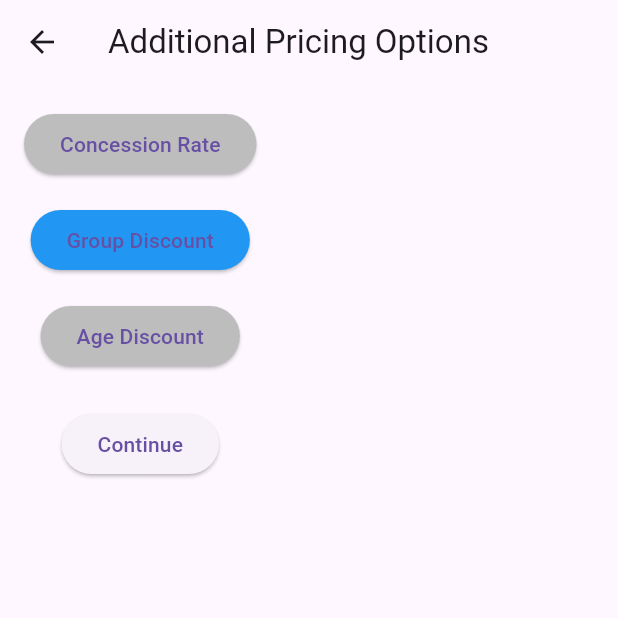
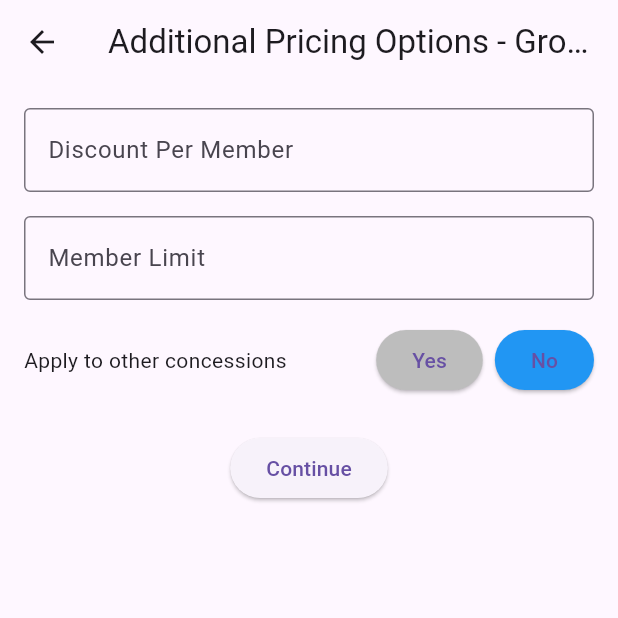
Before and after one commit to isaaciguess/Capstone-Frontend, a Flutter app: the AdditionalPricingOptionsPage screen opened directly with empty values, after a tap on "Group Discount", on a phone screen of 412 x 824 dp, the top half of it. Run offline on Flutter 3.47's test engine with Material 3 defaults, Android fonts, the phone set to English and light mode, and no system bars.

Commit message:
group_discount

```diff
--- a/lib/additional_pricing_information.dart
+++ b/lib/additional_pricing_information.dart
@@ -1,5 +1,7 @@
+import 'package:first_app/group_discount.dart';
 import 'package:flutter/material.dart';
 import 'edit_bank_information_page.dart';
+import 'group_discount_page.dart';
 
 class AdditionalPricingOptionsPage extends StatefulWidget {
   final String eventName;
@@ -32,6 +34,11 @@ class _AdditionalPricingOptionsPageState
   bool _groupDiscount = false;
   bool _ageDiscount = false;
 
+  // Store group discount details (entered on the GroupDiscountPage).
+  double? _discountPerMember;
+  int? _memberLimit;
+  bool _applyToOtherConcessions = false;
+
   @override
   Widget build(BuildContext context) {
     return Scaffold(
@@ -57,9 +64,7 @@ class _AdditionalPricingOptionsPageState
 
             // Group Discount
             ElevatedButton(
-              onPressed: () {
-                setState(() => _groupDiscount = !_groupDiscount);
-              },
+              onPressed: _onGroupDiscountPressed,
               style: ElevatedButton.styleFrom(
                 backgroundColor:
                     _groupDiscount ? Colors.blue : Colors.grey.shade400,
@@ -74,8 +79,7 @@ class _AdditionalPricingOptionsPageState
                 setState(() => _ageDiscount = !_ageDiscount);
               },
               style: ElevatedButton.styleFrom(
-                backgroundColor:
-                    _ageDiscount ? Colors.blue : Colors.grey.shade400,
+                backgroundColor: _ageDiscount ? Colors.blue : Colors.grey.shade400,
               ),
               child: const Text('Age Discount'),
             ),
@@ -92,8 +96,35 @@ class _AdditionalPricingOptionsPageState
     );
   }
 
+  /// When "Group Discount" is pressed, navigate to the GroupDiscountPage.
+  /// After user fills out details and taps Continue, we pop back with data.
+  Future<void> _onGroupDiscountPressed() async {
+    // Mark groupDiscount as selected
+    setState(() => _groupDiscount = true);
+
+    final result = await Navigator.push(
+      context,
+      MaterialPageRoute(
+        builder: (context) => GroupDiscountPage(
+          initialDiscountPerMember: _discountPerMember,
+          initialMemberLimit: _memberLimit,
+          initialApplyToOtherConcessions: _applyToOtherConcessions,
+        ),
+      ),
+    );
+
+    if (result != null && result is Map<String, dynamic>) {
+      setState(() {
+        // Update local variables with data from GroupDiscountPage
+        _discountPerMember = result['discountPerMember'] as double;
+        _memberLimit = result['memberLimit'] as int;
+        _applyToOtherConcessions = result['applyToOtherConcessions'] as bool;
+      });
+    }
+  }
+
   void _onContinue() {
-    // Navigate to the EditBankInformationPage
+    // Navigate to the EditBankInformationPage, passing along all data.
     Navigator.push(
       context,
       MaterialPageRoute(
@@ -108,6 +139,11 @@ class _AdditionalPricingOptionsPageState
           concessionRate: _concessionRate,
           groupDiscount: _groupDiscount,
           ageDiscount: _ageDiscount,
+
+          // Pass the group discount details if user selected them
+          discountPerMember: _discountPerMember,
+          memberLimit: _memberLimit,
+          applyToOtherConcessions: _applyToOtherConcessions,
         ),
       ),
     );
--- /dev/null
+++ b/lib/group_discount.dart
@@ -0,0 +1,130 @@
+import 'package:flutter/material.dart';
+
+class GroupDiscountPage extends StatefulWidget {
+  final double? initialDiscountPerMember;
+  final int? initialMemberLimit;
+  final bool initialApplyToOtherConcessions;
+
+  const GroupDiscountPage({
+    Key? key,
+    this.initialDiscountPerMember,
+    this.initialMemberLimit,
+    this.initialApplyToOtherConcessions = false,
+  }) : super(key: key);
+
+  @override
+  State<GroupDiscountPage> createState() => _GroupDiscountPageState();
+}
+
+class _GroupDiscountPageState extends State<GroupDiscountPage> {
+  final TextEditingController _discountController = TextEditingController();
+  final TextEditingController _memberLimitController = TextEditingController();
+  bool _applyToOtherConcessions = false;
+
+  @override
+  void initState() {
+    super.initState();
+    // Pre-fill fields if we have initial values
+    if (widget.initialDiscountPerMember != null) {
+      _discountController.text = widget.initialDiscountPerMember.toString();
+    }
+    if (widget.initialMemberLimit != null) {
+      _memberLimitController.text = widget.initialMemberLimit.toString();
+    }
+    _applyToOtherConcessions = widget.initialApplyToOtherConcessions;
+  }
+
+  @override
+  Widget build(BuildContext context) {
+    return Scaffold(
+      appBar: AppBar(
+        title: const Text('Additional Pricing Options - Group'),
+      ),
+      body: Padding(
+        padding: const EdgeInsets.all(16.0),
+        child: Column(
+          children: [
+            // Discount Per Member
+            TextField(
+              controller: _discountController,
+              keyboardType: TextInputType.number,
+              decoration: const InputDecoration(
+                labelText: 'Discount Per Member',
+                border: OutlineInputBorder(),
+              ),
+            ),
+            const SizedBox(height: 16),
+
+            // Member Limit
+            TextField(
+              controller: _memberLimitController,
+              keyboardType: TextInputType.number,
+              decoration: const InputDecoration(
+                labelText: 'Member Limit',
+                border: OutlineInputBorder(),
+              ),
+            ),
+            const SizedBox(height: 16),
+
+            // Apply to other concessions toggle
+            Row(
+              mainAxisAlignment: MainAxisAlignment.spaceBetween,
+              children: [
+                const Text('Apply to other concessions'),
+                Row(
+                  children: [
+                    ElevatedButton(
+                      onPressed: () {
+                        setState(() => _applyToOtherConcessions = true);
+                      },
+                      style: ElevatedButton.styleFrom(
+                        backgroundColor: _applyToOtherConcessions
+                            ? Colors.blue
+                            : Colors.grey.shade400,
+                      ),
+                      child: const Text('Yes'),
+                    ),
+                    const SizedBox(width: 8),
+                    ElevatedButton(
+                      onPressed: () {
+                        setState(() => _applyToOtherConcessions = false);
+                      },
+                      style: ElevatedButton.styleFrom(
+                        backgroundColor: !_applyToOtherConcessions
+                            ? Colors.blue
+                            : Colors.grey.shade400,
+                      ),
+                      child: const Text('No'),
+                    ),
+                  ],
+                ),
+              ],
+            ),
+            const SizedBox(height: 24),
+
+            // Continue Button
+            ElevatedButton(
+              onPressed: _onContinue,
+              child: const Text('Continue'),
+            ),
+          ],
+        ),
+      ),
+    );
+  }
+
+  void _onContinue() {
+    // Parse user inputs
+    final discountPerMember =
+        double.tryParse(_discountController.text) ?? 0.0;
+    final memberLimit =
+        int.tryParse(_memberLimitController.text) ?? 0;
+
+    // Pop back to AdditionalPricingOptionsPage with the entered data
+    Navigator.pop(context, {
+      'discountPerMember': discountPerMember,
+      'memberLimit': memberLimit,
+      'applyToOtherConcessions': _applyToOtherConcessions,
+    });
+  }
+}
--- /dev/null
+++ b/lib/group_discount_page.dart
@@ -0,0 +1 @@
+// TODO Implement this library.
```
Also changed, not shown: lib/edit_bank_information_page.dart (+21 -4 lines).
